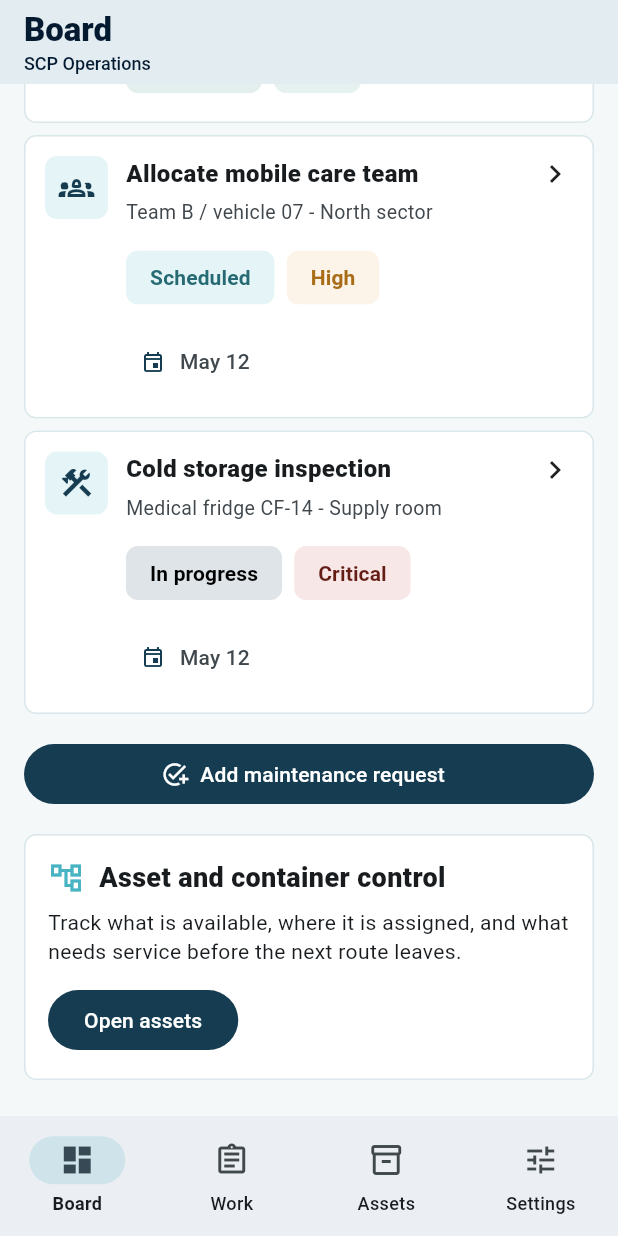
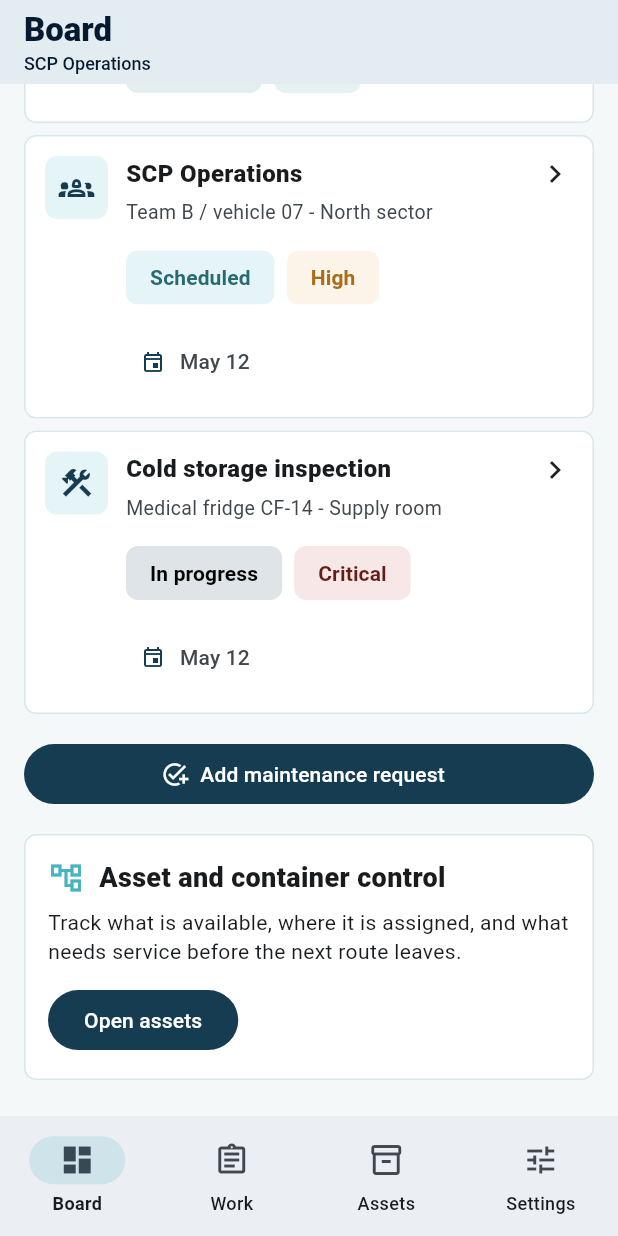
Before and after one commit to EOOrga/68d9d10c1299230338df0b42, a Flutter app: the screen it shows after launch, scrolled down 716 dp, on a phone screen of 412 x 824 dp. Run offline on Flutter 3.47's test engine with Material 3 defaults, Android fonts, the phone set to English and light mode, and no system bars; our stand-ins replace shared_preferences.

Commit message:
Create Flutter variant fr.scpoperations.bnnakees

```diff
--- a/lib/main.dart
+++ b/lib/main.dart
@@ -459,7 +459,7 @@ class OperationsController extends ChangeNotifier {
       OperationRecord(
         id: 'rec-resource-north',
         kind: RecordKind.resource,
-        title: 'Allocate mobile care team',
+        title: 'SCP Operations',
         owner: 'Sandra Rando',
         asset: 'Team B / vehicle 07',
         location: 'North sector',
--- a/pubspec.yaml
+++ b/pubspec.yaml
@@ -1,4 +1,4 @@
-name: scp_operations
+name: bnnakees
 description: Local operations board for resources, assets, maintenance, and containers.
 publish_to: 'none'
 version: 1.0.0+1
@@ -26,6 +26,6 @@ flutter:
 flutter_launcher_icons:
   android: true
   image_path: docs/icon.png
-  adaptive_icon_background: "#031A31"
+  adaptive_icon_background: "#AD00A7"
   adaptive_icon_foreground: docs/icon.png
   min_sdk_android: 23
```
Also changed, not shown: docs/icon.png, 11 other files.
